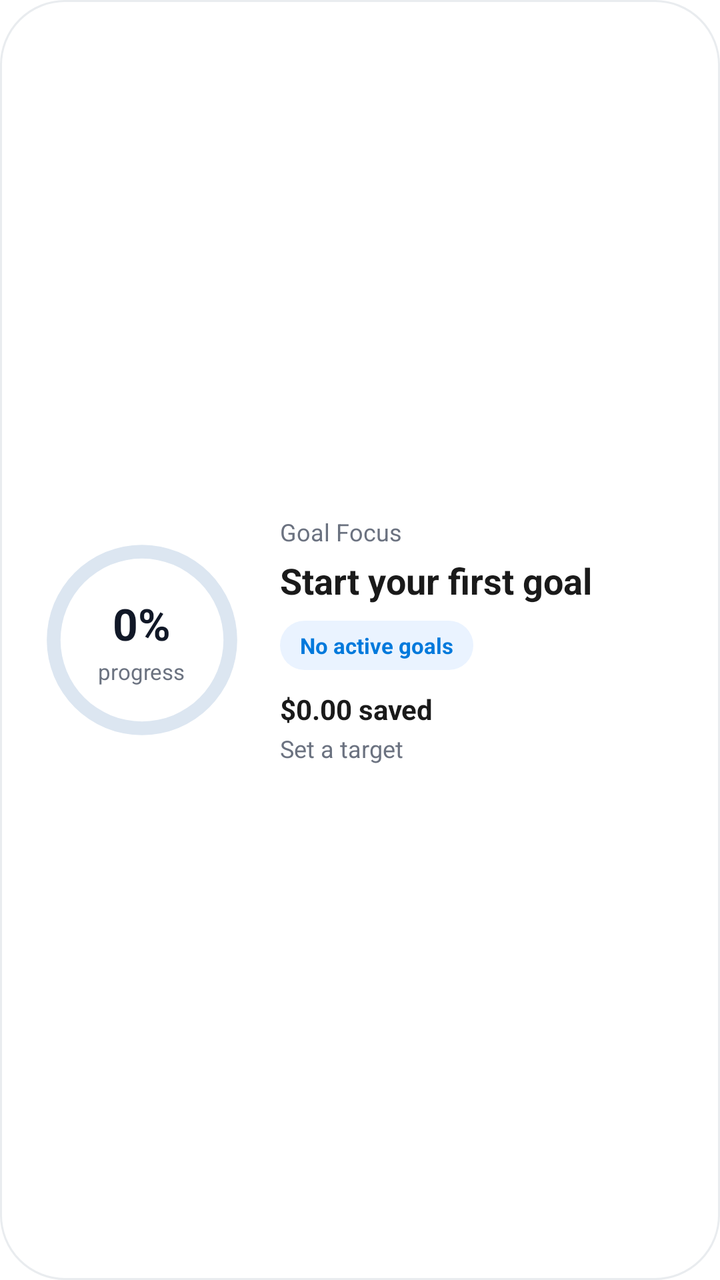
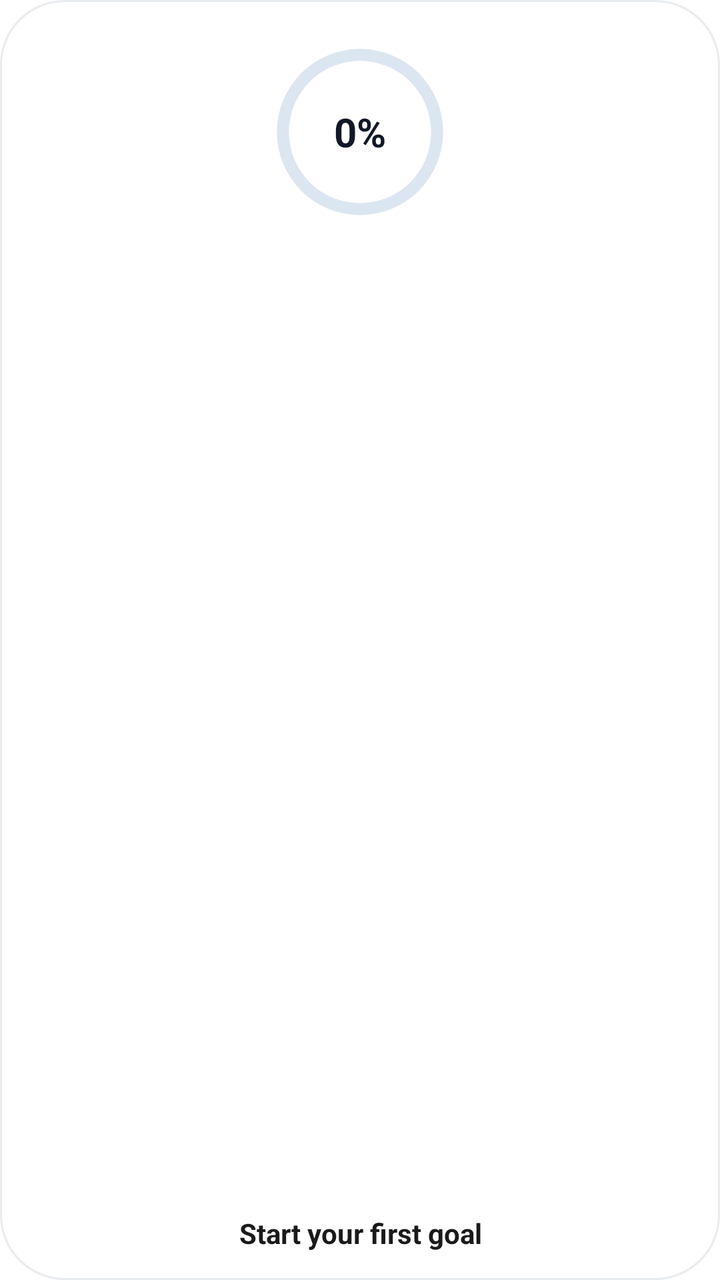

Two renders of the same Android screen: before a commit and after it. Below are the layout's source before the change and the commit's diff.
<!-- AndroidManifest.xml: fallback theme Theme.MaterialComponents.DayNight.NoActionBar -->
<!-- res/layout/goal_progress_widget.xml -->
<?xml version="1.0" encoding="utf-8"?>
<LinearLayout xmlns:android="http://schemas.android.com/apk/res/android"
    android:id="@+id/widget_goal_container"
    android:layout_width="match_parent"
    android:layout_height="match_parent"
    android:background="@drawable/balance_card_background"
    android:gravity="center_vertical"
    android:orientation="horizontal"
    android:padding="16dp">

    <FrameLayout
        android:layout_width="110dp"
        android:layout_height="110dp">

        <ProgressBar
            android:id="@+id/widget_goal_progress_bar"
            style="@style/Widget.Flux.CircularProgressBar"
            android:layout_width="match_parent"
            android:layout_height="match_parent"
            android:max="100"
            android:progress="0" />

        <LinearLayout
            android:layout_width="match_parent"
            android:layout_height="match_parent"
            android:gravity="center"
            android:orientation="vertical">

            <TextView
                android:id="@+id/widget_goal_progress_text"
                android:layout_width="wrap_content"
                android:layout_height="wrap_content"
                android:text="0%"
                android:textColor="@color/widget_goal_progress_text"
                android:textSize="22sp"
                android:textStyle="bold" />

            <TextView
                android:layout_width="wrap_content"
                android:layout_height="wrap_content"
                android:layout_marginTop="2dp"
                android:text="progress"
                android:textColor="@color/widget_text_secondary"
                android:textSize="11sp" />
        </LinearLayout>
    </FrameLayout>

    <LinearLayout
        android:layout_width="0dp"
        android:layout_height="wrap_content"
        android:layout_marginStart="14dp"
        android:layout_weight="1"
        android:orientation="vertical">

        <TextView
            android:layout_width="wrap_content"
            android:layout_height="wrap_content"
            android:text="Goal Focus"
            android:textColor="@color/widget_text_secondary"
            android:textSize="12sp" />

        <TextView
            android:id="@+id/widget_goal_name"
            android:layout_width="match_parent"
            android:layout_height="wrap_content"
            android:layout_marginTop="4dp"
            android:ellipsize="end"
            android:maxLines="2"
            android:text="Start your first goal"
            android:textColor="@color/widget_text_primary"
            android:textSize="18sp"
            android:textStyle="bold" />

        <TextView
            android:id="@+id/widget_goal_status"
            android:layout_width="wrap_content"
            android:layout_height="wrap_content"
            android:layout_marginTop="8dp"
            android:background="@drawable/widget_status_chip_background"
            android:paddingHorizontal="10dp"
            android:paddingVertical="5dp"
            android:text="No active goals"
            android:textColor="@color/widget_goal_progress"
            android:textSize="11sp"
            android:textStyle="bold" />

        <TextView
            android:id="@+id/widget_goal_current_amount"
            android:layout_width="wrap_content"
            android:layout_height="wrap_content"
            android:layout_marginTop="10dp"
            android:text="$0.00 saved"
            android:textColor="@color/widget_text_primary"
            android:textSize="14sp"
            android:textStyle="bold" />

        <TextView
            android:id="@+id/widget_goal_target_amount"
            android:layout_width="wrap_content"
            android:layout_height="wrap_content"
            android:layout_marginTop="2dp"
            android:text="Set a target"
            android:textColor="@color/widget_text_secondary"
            android:textSize="12sp" />
    </LinearLayout>

</LinearLayout>
<!-- resources referenced by this layout -->
<resources>
  <color name="widget_goal_progress">#0079DC</color>
  <color name="widget_goal_progress_text">#111827</color>
  <color name="widget_text_primary">#1A1A1A</color>
  <color name="widget_text_secondary">#6B7280</color>
  <!-- drawable balance_card_background (drawable) -->
  <?xml version="1.0" encoding="utf-8"?>
  <layer-list xmlns:android="http://schemas.android.com/apk/res/android">
      
      <item
          android:left="1dp"
          android:top="1dp"
          android:right="1dp"
          android:bottom="1dp">
          <shape>
              <solid android:color="@color/widget_card_bg" />
              <corners android:radius="32dp" />
          </shape>
      </item>
      
      <item>
          <shape>
              <solid android:color="@android:color/transparent" />
              <corners android:radius="32dp" />
              <stroke
                  android:width="1dp"
                  android:color="@color/widget_divider" />
          </shape>
      </item>
  </layer-list>
  <!-- drawable widget_status_chip_background (drawable) -->
  <?xml version="1.0" encoding="utf-8"?>
  <shape xmlns:android="http://schemas.android.com/apk/res/android">
      <solid android:color="@color/widget_surface_accent" />
      <corners android:radius="999dp" />
  </shape>
  <style name="Widget.Flux.CircularProgressBar" parent="@android:style/Widget.ProgressBar">
          <item name="android:indeterminateOnly">false</item>
          <item name="android:progressDrawable">@drawable/widget_goal_progress_drawable</item>
          <item name="android:minWidth">110dp</item>
          <item name="android:maxWidth">110dp</item>
          <item name="android:minHeight">110dp</item>
          <item name="android:maxHeight">110dp</item>
      </style>
  <color name="widget_card_bg">#FFFFFFFF</color>
  <color name="widget_divider">#E9ECEF</color>
  <color name="widget_surface_accent">#EAF3FF</color>
  <!-- drawable widget_goal_progress_drawable (drawable) -->
  <?xml version="1.0" encoding="utf-8"?>
  <layer-list xmlns:android="http://schemas.android.com/apk/res/android">
      <item android:id="@android:id/background">
          <shape
              android:innerRadiusRatio="2.7"
              android:shape="ring"
              android:thicknessRatio="16"
              android:useLevel="false">
              <solid android:color="@color/widget_goal_track" />
          </shape>
      </item>
  
      <item android:id="@android:id/progress">
          <rotate
              android:fromDegrees="-90"
              android:pivotX="50%"
              android:pivotY="50%"
              android:toDegrees="-90">
              <shape
                  android:innerRadiusRatio="2.7"
                  android:shape="ring"
                  android:thicknessRatio="16"
                  android:useLevel="true">
                  <solid android:color="@color/widget_goal_progress" />
              </shape>
          </rotate>
      </item>
  </layer-list>
  <color name="widget_goal_track">#DCE6F1</color>
</resources>

<!-- the commit's change to res/layout/goal_progress_widget.xml (unified diff, before → after) -->
@@ -4,104 +4,56 @@
     android:layout_width="match_parent"
     android:layout_height="match_parent"
     android:background="@drawable/balance_card_background"
-    android:gravity="center_vertical"
+    android:gravity="center"
     android:orientation="horizontal"
-    android:padding="16dp">
+    android:padding="14dp">
 
-    <FrameLayout
-        android:layout_width="110dp"
-        android:layout_height="110dp">
+    <LinearLayout
+        android:layout_width="match_parent"
+        android:layout_height="match_parent"
+        android:gravity="center_horizontal"
+        android:orientation="vertical">
 
-        <ProgressBar
-            android:id="@+id/widget_goal_progress_bar"
-            style="@style/Widget.Flux.CircularProgressBar"
-            android:layout_width="match_parent"
-            android:layout_height="match_parent"
-            android:max="100"
-            android:progress="0" />
+        <FrameLayout
+            android:layout_width="96dp"
+            android:layout_height="96dp"
+            android:layout_marginTop="4dp">
 
-        <LinearLayout
-            android:layout_width="match_parent"
-            android:layout_height="match_parent"
-            android:gravity="center"
-            android:orientation="vertical">
+            <ProgressBar
+                android:id="@+id/widget_goal_progress_bar"
+                style="@style/Widget.Flux.CircularProgressBar"
+                android:layout_width="match_parent"
+                android:layout_height="match_parent"
+                android:max="100"
+                android:progress="0" />
 
             <TextView
                 android:id="@+id/widget_goal_progress_text"
                 android:layout_width="wrap_content"
                 android:layout_height="wrap_content"
+                android:layout_gravity="center"
                 android:text="0%"
                 android:textColor="@color/widget_goal_progress_text"
-                android:textSize="22sp"
+                android:textSize="20sp"
                 android:textStyle="bold" />
+        </FrameLayout>
 
-            <TextView
-                android:layout_width="wrap_content"
-                android:layout_height="wrap_content"
-                android:layout_marginTop="2dp"
-                android:text="progress"
-                android:textColor="@color/widget_text_secondary"
-                android:textSize="11sp" />
-        </LinearLayout>
-    </FrameLayout>
-
-    <LinearLayout
-        android:layout_width="0dp"
-        android:layout_height="wrap_content"
-        android:layout_marginStart="14dp"
-        android:layout_weight="1"
-        android:orientation="vertical">
-
-        <TextView
-            android:layout_width="wrap_content"
-            android:layout_height="wrap_content"
-            android:text="Goal Focus"
-            android:textColor="@color/widget_text_secondary"
-            android:textSize="12sp" />
+        <LinearLayout
+            android:layout_width="match_parent"
+            android:layout_height="0dp"
+            android:layout_weight="1" />
 
         <TextView
             android:id="@+id/widget_goal_name"
             android:layout_width="match_parent"
             android:layout_height="wrap_content"
-            android:layout_marginTop="4dp"
             android:ellipsize="end"
+            android:gravity="center"
             android:maxLines="2"
             android:text="Start your first goal"
             android:textColor="@color/widget_text_primary"
-            android:textSize="18sp"
-            android:textStyle="bold" />
-
-        <TextView
-            android:id="@+id/widget_goal_status"
-            android:layout_width="wrap_content"
-            android:layout_height="wrap_content"
-            android:layout_marginTop="8dp"
-            android:background="@drawable/widget_status_chip_background"
-            android:paddingHorizontal="10dp"
-            android:paddingVertical="5dp"
-            android:text="No active goals"
-            android:textColor="@color/widget_goal_progress"
-            android:textSize="11sp"
-            android:textStyle="bold" />
-
-        <TextView
-            android:id="@+id/widget_goal_current_amount"
-            android:layout_width="wrap_content"
-            android:layout_height="wrap_content"
-            android:layout_marginTop="10dp"
-            android:text="$0.00 saved"
-            android:textColor="@color/widget_text_primary"
             android:textSize="14sp"
             android:textStyle="bold" />
-
-        <TextView
-            android:id="@+id/widget_goal_target_amount"
-            android:layout_width="wrap_content"
-            android:layout_height="wrap_content"
-            android:layout_marginTop="2dp"
-            android:text="Set a target"
-            android:textColor="@color/widget_text_secondary"
-            android:textSize="12sp" />
     </LinearLayout>
 
 </LinearLayout>
<!-- resource entries referenced after the edit -->
@@ -3,7 +3,6 @@
   <color name="widget_goal_progress">#0079DC</color>
   <color name="widget_goal_progress_text">#111827</color>
   <color name="widget_text_primary">#1A1A1A</color>
-  <color name="widget_text_secondary">#6B7280</color>
   <!-- drawable balance_card_background (drawable) -->
   <?xml version="1.0" encoding="utf-8"?>
   <layer-list xmlns:android="http://schemas.android.com/apk/res/android">
@@ -29,12 +28,6 @@
           </shape>
       </item>
   </layer-list>
-  <!-- drawable widget_status_chip_background (drawable) -->
-  <?xml version="1.0" encoding="utf-8"?>
-  <shape xmlns:android="http://schemas.android.com/apk/res/android">
-      <solid android:color="@color/widget_surface_accent" />
-      <corners android:radius="999dp" />
-  </shape>
   <style name="Widget.Flux.CircularProgressBar" parent="@android:style/Widget.ProgressBar">
           <item name="android:indeterminateOnly">false</item>
           <item name="android:progressDrawable">@drawable/widget_goal_progress_drawable</item>
@@ -45,7 +38,6 @@
       </style>
   <color name="widget_card_bg">#FFFFFFFF</color>
   <color name="widget_divider">#E9ECEF</color>
-  <color name="widget_surface_accent">#EAF3FF</color>
   <!-- drawable widget_goal_progress_drawable (drawable) -->
   <?xml version="1.0" encoding="utf-8"?>
   <layer-list xmlns:android="http://schemas.android.com/apk/res/android">
